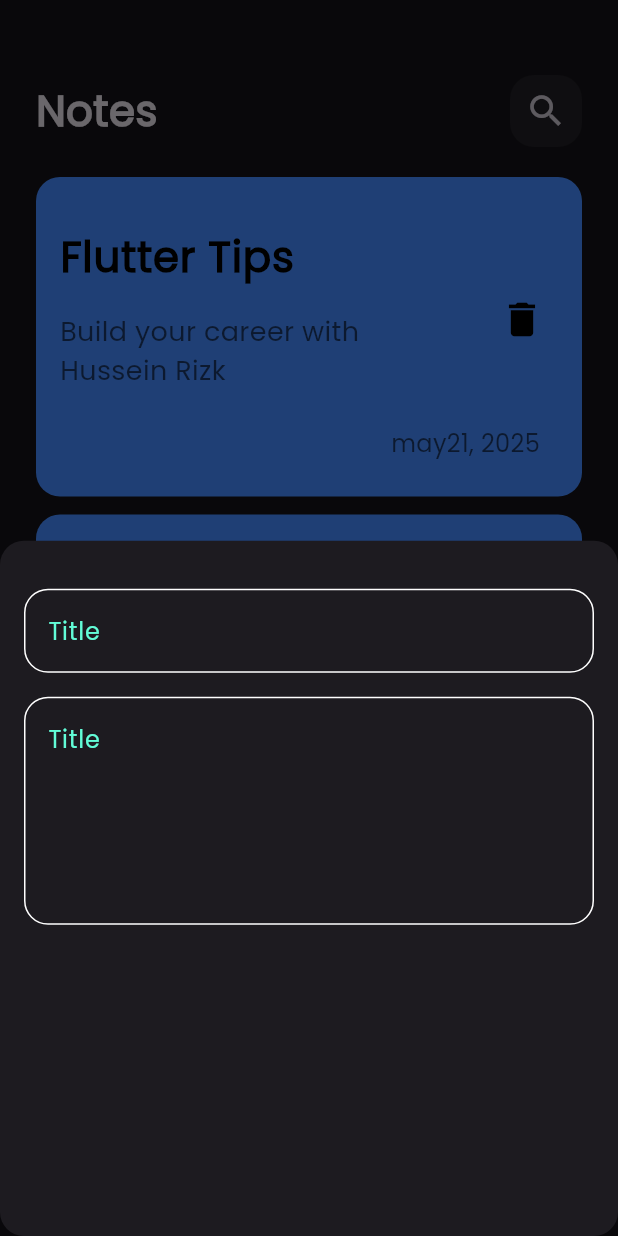
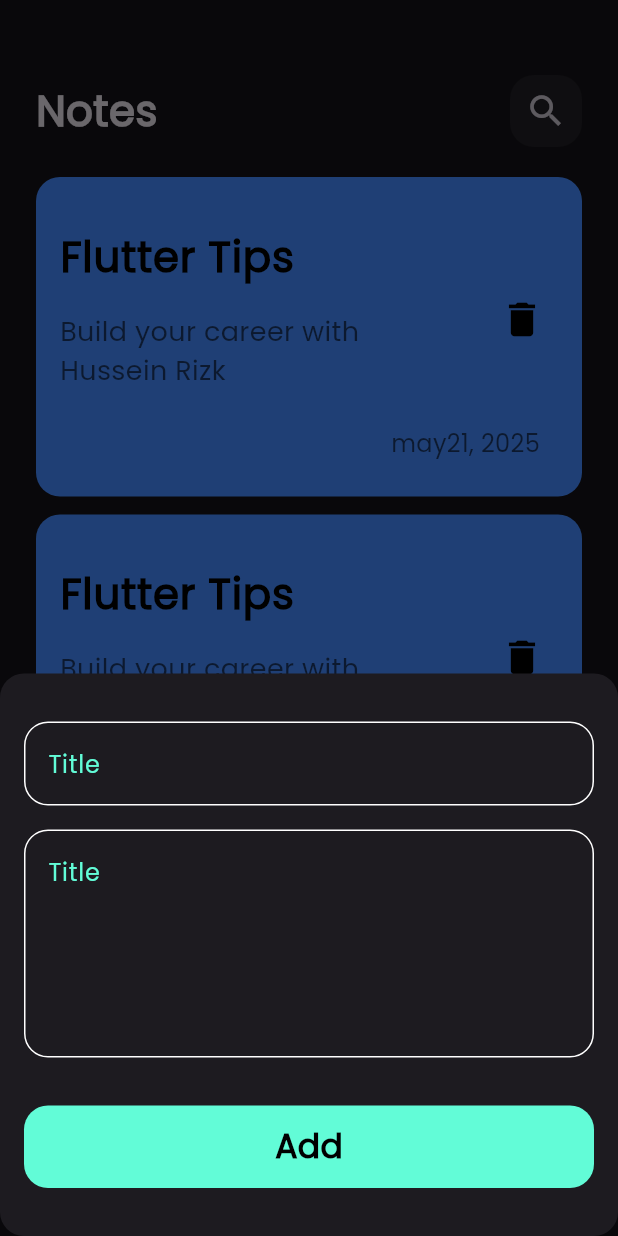
Before and after one commit to ibnRizk/Mind-Vault, a Flutter app: the screen it shows after launch, after a tap on the "add" icon, on a phone screen of 412 x 824 dp. Run offline on Flutter 3.47's test engine with Material 3 defaults, Android fonts, the light colour scheme and no system bars.

Commit message:
finish bottom shet

```diff
--- a/lib/views/widget/add_note.dart
+++ b/lib/views/widget/add_note.dart
@@ -1,6 +1,6 @@
 import 'package:flutter/material.dart';
 
-import '../../constant.dart';
+import 'custom_button.dart';
 import 'custom_text_field.dart';
 
 class AddNote extends StatelessWidget {
@@ -10,13 +10,19 @@
   Widget build(BuildContext context) {
     return Padding(
       padding: const EdgeInsets.symmetric(horizontal: 16),
+      child: SingleChildScrollView(
         child: Column(
           children: [
             SizedBox(height: 32),
             CustomTextField(hint: 'Title'),
             SizedBox(height: 16),
             CustomTextField(hint: 'Title', maxSize: 5),
+            SizedBox(height: 32),
+
+            CustomButton(),
+            SizedBox(height: 32),
           ],
+        ),
       ),
     );
   }
--- /dev/null
+++ b/lib/views/widget/custom_button.dart
@@ -0,0 +1,28 @@
+import 'package:flutter/material.dart';
+import 'package:mindvault/constant.dart';
+
+class CustomButton extends StatelessWidget {
+  const CustomButton({super.key});
+
+  @override
+  Widget build(BuildContext context) {
+    return Container(
+      width: MediaQuery.of(context).size.width,
+      height: 55,
+      decoration: BoxDecoration(
+        color: kPrimaryColor,
+        borderRadius: BorderRadius.circular(16),
+      ),
+      child: Center(
+        child: Text(
+          'Add',
+          style: TextStyle(
+            fontSize: 22,
+            fontWeight: FontWeight.bold,
+            color: Colors.black,
+          ),
+        ),
+      ),
+    );
+  }
+}
```
Lines whose indentation alone changed are shown as unchanged.
